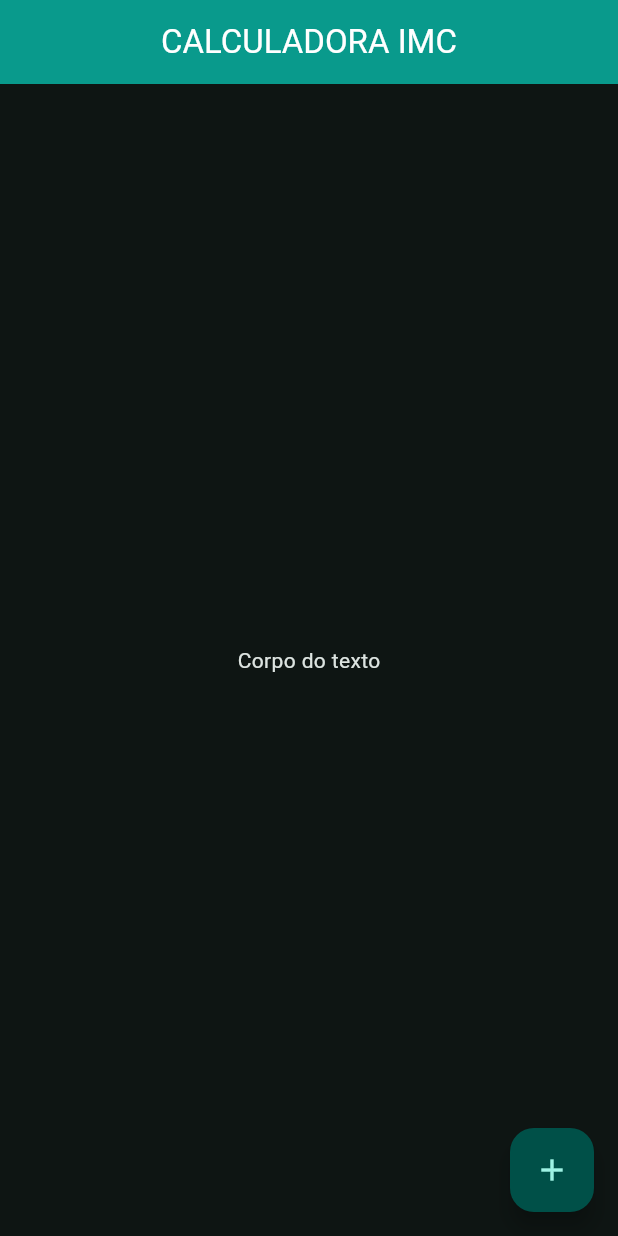
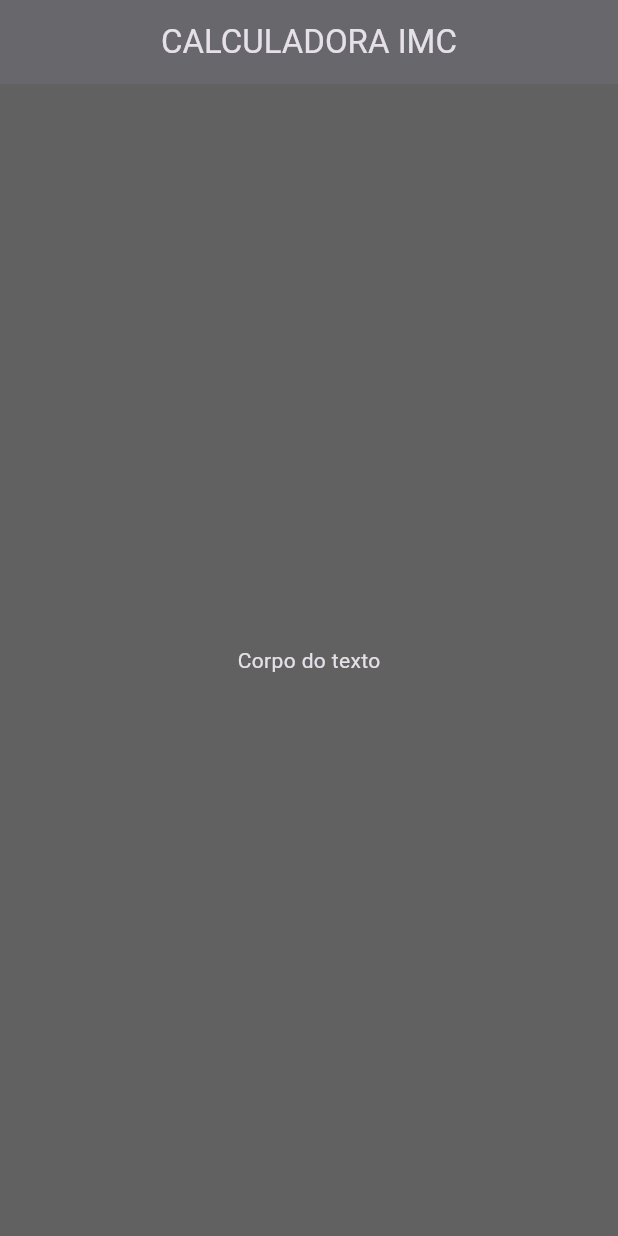
Before and after one commit to PauloDev13/imccalc-flutter, a Flutter app: the screen it shows after launch, on a phone screen of 412 x 824 dp. Run offline on Flutter 3.47's test engine with Material 3 defaults, Android fonts, the phone set to English and light mode, and no system bars.

Commit message:
Refactoring "main.dart" code. Creating "main_screen.dart"

```diff
--- a/lib/main.dart
+++ b/lib/main.dart
@@ -1,4 +1,5 @@
 import 'package:flutter/material.dart';
+import 'tela_principal.dart';
 
 void main() => runApp(CalculadoraIMC());
 
@@ -8,15 +9,10 @@ class CalculadoraIMC extends StatelessWidget {
   @override
   Widget build(BuildContext context) {
     return MaterialApp(
-      theme: ThemeData(
-        colorScheme: ColorScheme.fromSeed(
-          seedColor: Colors.teal,
-          brightness: Brightness.dark,
-        ),
-        useMaterial3: true,
+      theme: ThemeData.dark().copyWith(
+        scaffoldBackgroundColor: Color(0xFF616161),
         appBarTheme: AppBarTheme(
-          backgroundColor: Colors.teal,
-          foregroundColor: Colors.white,
+          backgroundColor: Color(0xFF616161),
           centerTitle: true,
           elevation: 2,
         ),
@@ -25,29 +21,3 @@ class CalculadoraIMC extends StatelessWidget {
     );
   }
 }
-
-class TelaPrincipal extends StatefulWidget {
-  const TelaPrincipal({super.key});
-
-  @override
-  State<TelaPrincipal> createState() => _TelaPrincipalState();
-}
-
-class _TelaPrincipalState extends State<TelaPrincipal> {
-  @override
-  Widget build(BuildContext context) {
-    return Scaffold(
-      appBar: AppBar(
-        centerTitle: true,
-        title: Text('CALCULADORA IMC'),
-      ),
-      body: Center(
-        child: Text('Corpo do texto'),
-      ),
-      floatingActionButton: FloatingActionButton(
-        onPressed: (){},
-        child: Icon(Icons.add),
-      ),
-    );
-  }
-}
--- /dev/null
+++ b/lib/tela_principal.dart
@@ -0,0 +1,22 @@
+import 'package:flutter/material.dart';
+
+class TelaPrincipal extends StatefulWidget {
+  const TelaPrincipal({super.key});
+
+  @override
+  State<TelaPrincipal> createState() => _TelaPrincipalState();
+}
+
+class _TelaPrincipalState extends State<TelaPrincipal> {
+  @override
+  Widget build(BuildContext context) {
+    return Scaffold(
+      appBar: AppBar(
+        title: Text('CALCULADORA IMC'),
+      ),
+      body: Center(
+        child: Text('Corpo do texto'),
+      ),
+    );
+  }
+}
```
